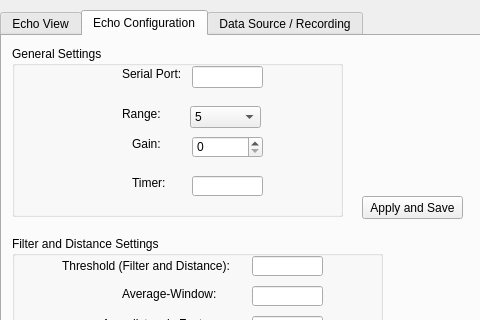
First picture: the form in Hanse/Module_EchoSounder/echosounderform.ui, repository iti-luebeck/HANSE2011, before the edit; both pictures show x 0 to 480 and y 0 to 320 of the 628 by 446 pixel window.
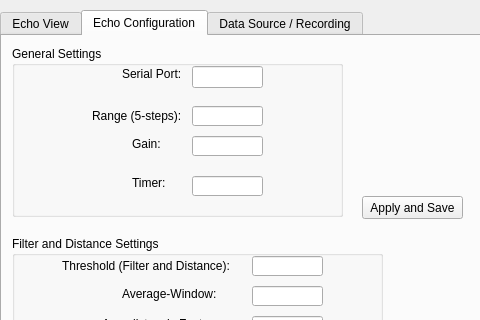
Second picture: the form after the edit. The open tabs and pages were chosen to show the change.

```diff
--- a/Hanse/Module_EchoSounder/echosounderform.ui
+++ b/Hanse/Module_EchoSounder/echosounderform.ui
@@ -293,46 +293,6 @@
      <property name="title">
       <string>General Settings</string>
      </property>
-     <widget class="QComboBox" name="range">
-      <property name="geometry">
-       <rect>
-        <x>178</x>
-        <y>60</y>
-        <width>71</width>
-        <height>22</height>
-       </rect>
-      </property>
-      <item>
-       <property name="text">
-        <string>5</string>
-       </property>
-      </item>
-      <item>
-       <property name="text">
-        <string>10</string>
-       </property>
-      </item>
-      <item>
-       <property name="text">
-        <string>20</string>
-       </property>
-      </item>
-      <item>
-       <property name="text">
-        <string>30</string>
-       </property>
-      </item>
-      <item>
-       <property name="text">
-        <string>40</string>
-       </property>
-      </item>
-      <item>
-       <property name="text">
-        <string>50</string>
-       </property>
-      </item>
-     </widget>
      <widget class="QLineEdit" name="serialPort">
       <property name="geometry">
        <rect>
@@ -346,14 +306,14 @@
      <widget class="QLabel" name="rangeLabel">
       <property name="geometry">
        <rect>
-        <x>110</x>
+        <x>80</x>
         <y>60</y>
-        <width>53</width>
-        <height>16</height>
+        <width>91</width>
+        <height>20</height>
        </rect>
       </property>
       <property name="text">
-       <string>Range:</string>
+       <string>Range (5-steps):</string>
       </property>
      </widget>
      <widget class="QLabel" name="label">
@@ -382,19 +342,6 @@
        <string>Gain:</string>
       </property>
      </widget>
-     <widget class="QSpinBox" name="gain">
-      <property name="geometry">
-       <rect>
-        <x>180</x>
-        <y>90</y>
-        <width>71</width>
-        <height>22</height>
-       </rect>
-      </property>
-      <property name="maximum">
-       <number>40</number>
-      </property>
-     </widget>
      <widget class="QLabel" name="label_10">
       <property name="geometry">
        <rect>
@@ -418,6 +365,26 @@
        </rect>
       </property>
      </widget>
+     <widget class="QLineEdit" name="gain">
+      <property name="geometry">
+       <rect>
+        <x>180</x>
+        <y>90</y>
+        <width>71</width>
+        <height>20</height>
+       </rect>
+      </property>
+     </widget>
+     <widget class="QLineEdit" name="range">
+      <property name="geometry">
+       <rect>
+        <x>180</x>
+        <y>60</y>
+        <width>71</width>
+        <height>20</height>
+       </rect>
+      </property>
+     </widget>
     </widget>
     <widget class="QGroupBox" name="groupBox_5">
      <property name="geometry">
```
Left out of the diff: 7 changed lines with no effect on the pictures.
